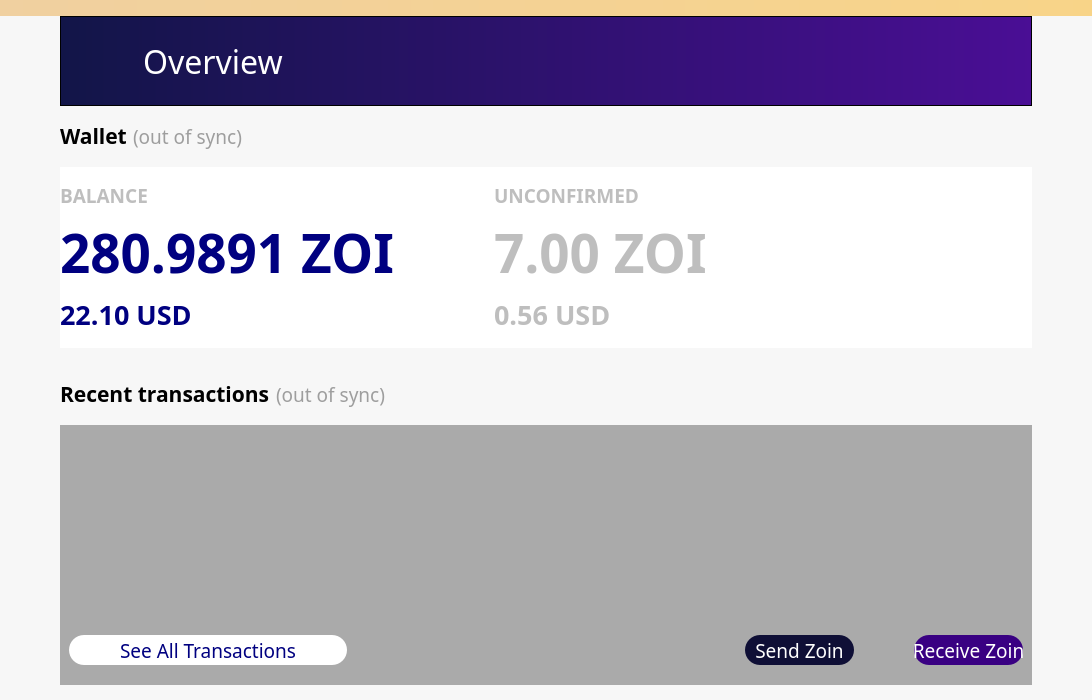
Above: src/qt/forms/overviewpage.ui from noirofficial/noir before the change. Below: the same form after it.
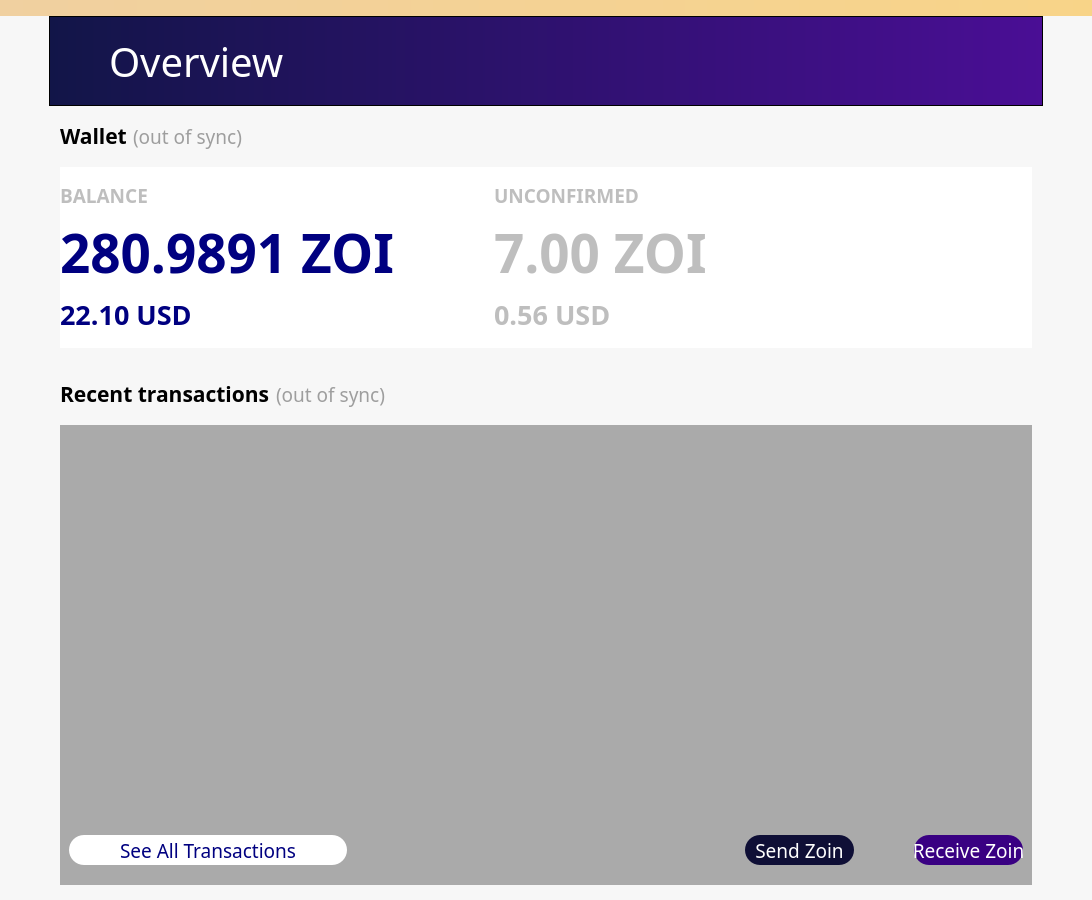
That is the form after the change. Icons and pictures are not drawn.

Commit message: Clean up option menus/about/overview

Patch:
```diff
--- a/src/qt/forms/overviewpage.ui
+++ b/src/qt/forms/overviewpage.ui
@@ -6,8 +6,8 @@
    <rect>
     <x>0</x>
     <y>0</y>
-    <width>978</width>
-    <height>700</height>
+    <width>994</width>
+    <height>900</height>
    </rect>
   </property>
   <property name="sizePolicy">
@@ -357,14 +357,14 @@
          <item alignment="Qt::AlignHCenter">
           <widget class="QFrame" name="frame_3">
            <property name="sizePolicy">
-            <sizepolicy hsizetype="Expanding" vsizetype="Fixed">
-             <horstretch>11</horstretch>
+            <sizepolicy hsizetype="Preferred" vsizetype="Preferred">
+             <horstretch>0</horstretch>
              <verstretch>0</verstretch>
             </sizepolicy>
            </property>
            <property name="minimumSize">
             <size>
-             <width>972</width>
+             <width>994</width>
              <height>90</height>
             </size>
            </property>
@@ -386,7 +386,7 @@
            <widget class="QLabel" name="label_2">
             <property name="geometry">
              <rect>
-              <x>0</x>
+              <x>60</x>
               <y>0</y>
               <width>281</width>
               <height>91</height>
@@ -401,7 +401,7 @@
             <property name="font">
              <font>
               <family>Source Sans Pro</family>
-              <pointsize>24</pointsize>
+              <pointsize>30</pointsize>
               <weight>50</weight>
               <bold>false</bold>
              </font>
@@ -414,7 +414,7 @@
 background-color: rgba(255, 255, 255,0);</string>
             </property>
             <property name="text">
-             <string>          Overview</string>
+             <string>Overview</string>
             </property>
            </widget>
           </widget>
```
Left out of the diff: 15 changed lines with no effect on the pictures. The commit also changes 5 other files.
